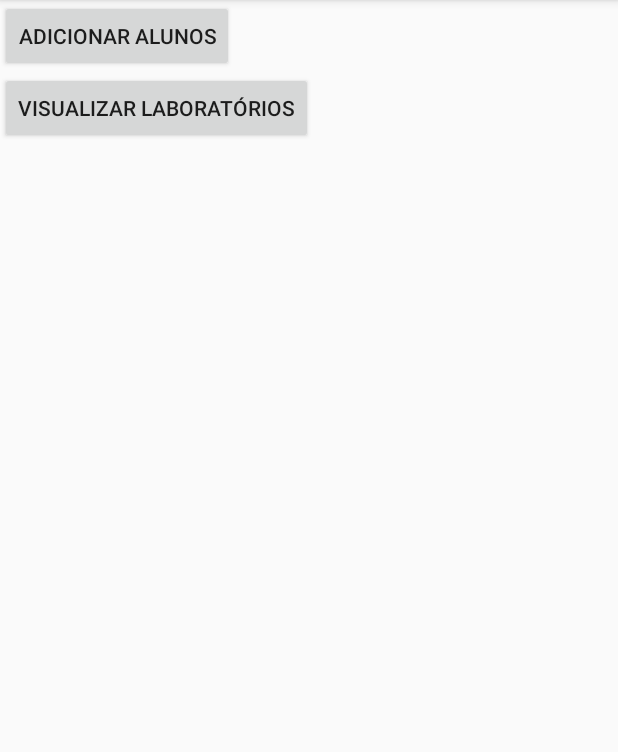
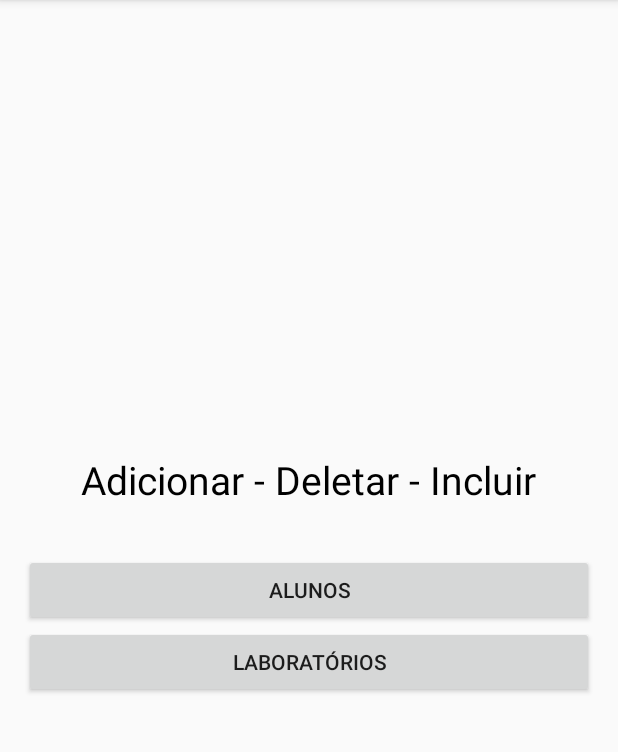
Before and after one commit to LourdesOshiroIgarashi/programacao-para-dispositivos-moveis, an Android app: the screen it shows after launch once a user with an empty profile is signed in (MainActivity), on a phone screen of 412 x 824 dp, the part 84-836 px from its top. Run offline under Robolectric (Android 15) with nearby library versions, the phone set to English and light mode, and no system bars; our stand-ins replace Firebase (no records; nobody signed in at launch, a user with empty details on screens opened directly).

Commit message:
feat(main): adicionado recursos de texto dentro do aplicativo

```diff
--- a/app/src/main/res/layout/activity_main.xml
+++ b/app/src/main/res/layout/activity_main.xml
@@ -5,7 +5,6 @@
     android:layout_width="match_parent"
     android:layout_height="match_parent"
     android:orientation="vertical"
-    android:layout_gravity="center"
     tools:context=".view.MainActivity">
 
 
@@ -14,20 +13,32 @@
         android:layout_width="match_parent"
         android:layout_height="70dp" />
 <LinearLayout
-    android:layout_width="wrap_content"
-    android:layout_height="wrap_content"
-    android:orientation="vertical">
+    android:padding="16dp"
+    android:layout_width="match_parent"
+    android:layout_height="match_parent"
+    android:orientation="vertical"
+    android:gravity="center">
 
-    <Button
-        android:id="@+id/btnAddAluno"
+    <TextView
         android:layout_width="wrap_content"
         android:layout_height="wrap_content"
-        android:text="Adicionar Alunos"/>
+        android:text="Adicionar - Deletar - Incluir"
+        android:textColor="@color/black"
+        android:layout_marginBottom="16dp"
+        android:textSize="26sp"/>
+    <Button
+        android:layout_marginTop="16dp"
+        android:id="@+id/btnAddAluno"
+        android:layout_width="match_parent"
+        android:layout_height="wrap_content"
+        android:text="Alunos"/>
     <Button
         android:id="@+id/btnVisualizarLaboratorio"
-        android:layout_width="wrap_content"
+        android:layout_width="match_parent"
         android:layout_height="wrap_content"
-        android:text="Visualizar Laboratórios"/>
+        android:text="Laboratórios"/>
+
+
 </LinearLayout>
 
 
```
